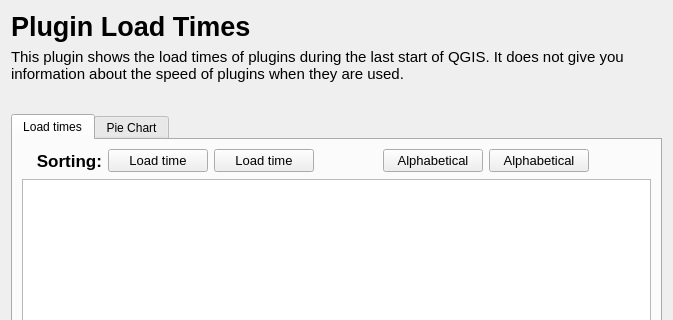
Old version of the form PluginLoadTimes/plugin_load_times_dialog_base.ui in the repository mstuyts/Plugin-Load-Times; both pictures show x 0 to 673 and y 0 to 320 of the 673 by 600 pixel window.
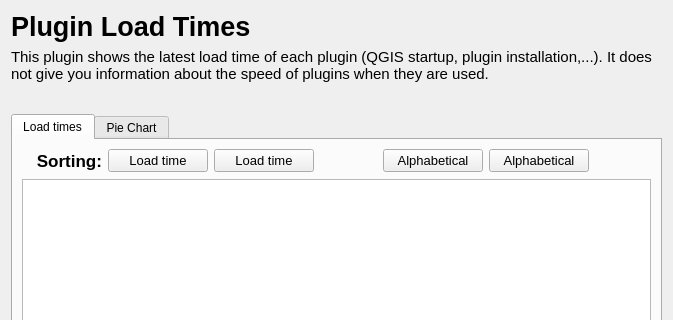
New version of the form. Icons and pictures are not drawn.

Commit message: corrected plugin description

What changed in the file:
```diff
--- a/PluginLoadTimes/plugin_load_times_dialog_base.ui
+++ b/PluginLoadTimes/plugin_load_times_dialog_base.ui
@@ -101,7 +101,7 @@
         <string notr="true"/>
        </property>
        <property name="text">
-        <string>&lt;html&gt;&lt;head/&gt;&lt;body&gt;&lt;p&gt;&lt;span style=&quot; font-size:11pt;&quot;&gt;This plugin shows the load times of plugins during the last start of QGIS. It does not give you information about the speed of plugins when they are used.&lt;br/&gt;&lt;br/&gt;&lt;/span&gt;&lt;/p&gt;&lt;/body&gt;&lt;/html&gt;</string>
+        <string>&lt;html&gt;&lt;head/&gt;&lt;body&gt;&lt;p&gt;&lt;span style=&quot; font-size:11pt;&quot;&gt;This plugin shows the latest load time of each plugin (QGIS startup, plugin installation,...). It does not give you information about the speed of plugins when they are used.&lt;br/&gt;&lt;br/&gt;&lt;/span&gt;&lt;/p&gt;&lt;/body&gt;&lt;/html&gt;</string>
        </property>
        <property name="textFormat">
         <enum>Qt::RichText</enum>
```
The commit also changes 1 other file.
